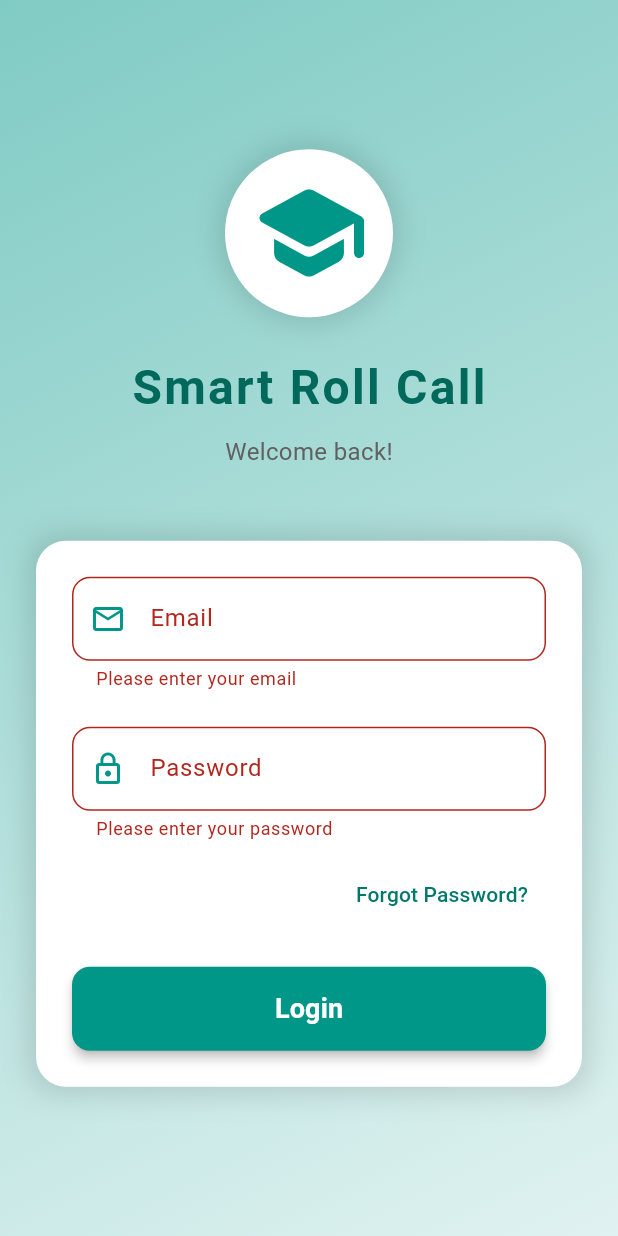
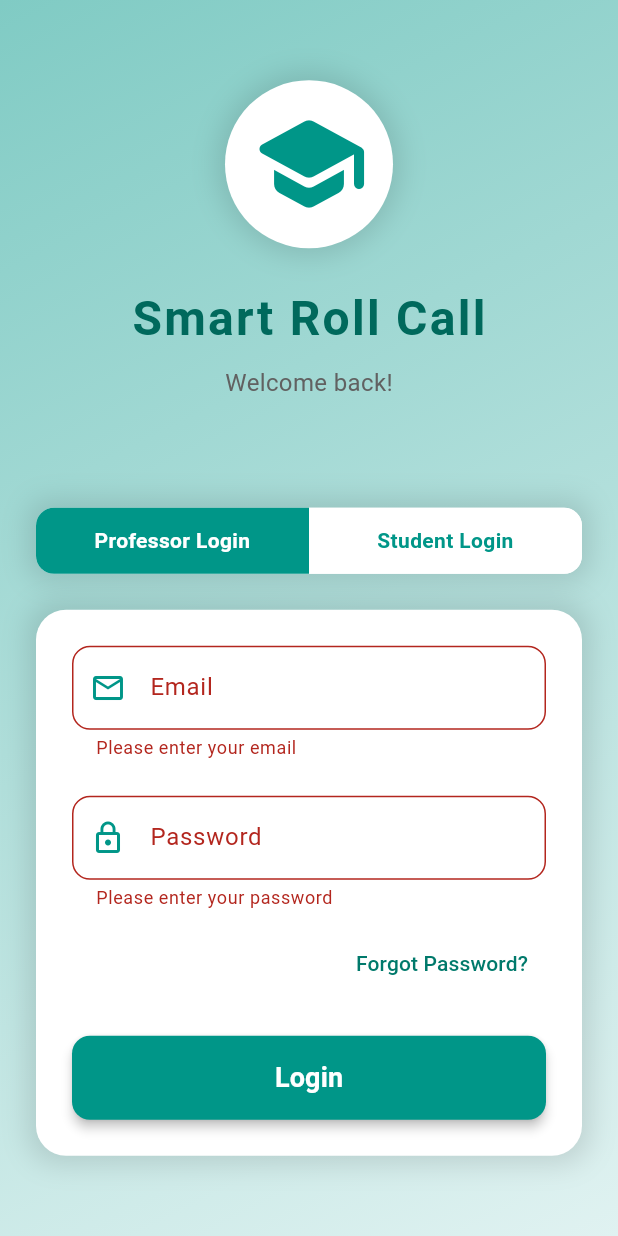
Before and after one commit to ShubhamDevPro/Smart_RollCall_Flutter, a Flutter app: the screen it shows after launch, after a tap on "Login", on a phone screen of 412 x 824 dp. Run offline on Flutter 3.47's test engine with Material 3 defaults, Android fonts, the light colour scheme and no system bars; our stand-ins replace cloud_firestore, firebase_auth, firebase_core, share_plus; missing offline and left inert: excel, universal_html; accounts and stored records are empty.

Commit message:
Student Homescreen

```diff
--- a/lib/auth/login_page.dart
+++ b/lib/auth/login_page.dart
@@ -1,16 +1,22 @@
 // ignore_for_file: prefer_const_constructors, prefer_const_literals_to_create_immutables
 
 import 'package:flutter/material.dart';
-
 import '../services/auth_service.dart';
 import 'auth_success_animation.dart';
+import '../screens/Student_HomeScreen.dart';
 
-class LoginPage extends StatelessWidget {
+class LoginPage extends StatefulWidget {
+  LoginPage({super.key});
+
+  @override
+  State<LoginPage> createState() => _LoginPageState();
+}
+
+class _LoginPageState extends State<LoginPage> {
   final _formKey = GlobalKey<FormState>();
   final TextEditingController _emailController = TextEditingController();
   final TextEditingController _passwordController = TextEditingController();
-
-  LoginPage({super.key});
+  bool isProfessorLogin = true; // Track selected role
 
   @override
   Widget build(BuildContext context) {
@@ -74,6 +80,78 @@ class LoginPage extends StatelessWidget {
                     ),
                     SizedBox(height: 48),
 
+                    // Role Selection Buttons
+                    Container(
+                      margin: EdgeInsets.symmetric(vertical: 24),
+                      decoration: BoxDecoration(
+                        color: Colors.white,
+                        borderRadius: BorderRadius.circular(12),
+                        boxShadow: [
+                          BoxShadow(
+                            color: Colors.black12,
+                            blurRadius: 15,
+                            spreadRadius: 5,
+                          ),
+                        ],
+                      ),
+                      child: Row(
+                        children: [
+                          Expanded(
+                            child: GestureDetector(
+                              onTap: () =>
+                                  setState(() => isProfessorLogin = true),
+                              child: Container(
+                                padding: EdgeInsets.symmetric(vertical: 12),
+                                decoration: BoxDecoration(
+                                  color: isProfessorLogin
+                                      ? Colors.teal
+                                      : Colors.white,
+                                  borderRadius: BorderRadius.horizontal(
+                                      left: Radius.circular(12)),
+                                ),
+                                child: Text(
+                                  'Professor Login',
+                                  textAlign: TextAlign.center,
+                                  style: TextStyle(
+                                    color: isProfessorLogin
+                                        ? Colors.white
+                                        : Colors.teal,
+                                    fontWeight: FontWeight.bold,
+                                  ),
+                                ),
+                              ),
+                            ),
+                          ),
+                          Expanded(
+                            child: GestureDetector(
+                              onTap: () =>
+                                  setState(() => isProfessorLogin = false),
+                              child: Container(
+                                padding: EdgeInsets.symmetric(vertical: 12),
+                                decoration: BoxDecoration(
+                                  color: !isProfessorLogin
+                                      ? Colors.teal
+                                      : Colors.white,
+                                  borderRadius: BorderRadius.horizontal(
+                                      right: Radius.circular(12)),
+                                ),
+                                child: Text(
+                                  'Student Login',
+                                  textAlign: TextAlign.center,
+                                  style: TextStyle(
+                                    color: !isProfessorLogin
+                                        ? Colors.white
+                                        : Colors.teal,
+                                    fontWeight: FontWeight.bold,
+                                  ),
+                                ),
+                              ),
+                            ),
+                          ),
+                        ],
+                      ),
+                    ),
+
                     // Login Form
                     Container(
                       padding: EdgeInsets.all(24),
@@ -98,23 +176,27 @@ class LoginPage extends StatelessWidget {
                               controller: _emailController,
                               decoration: InputDecoration(
                                 labelText: 'Email',
-                                prefixIcon: Icon(Icons.email_outlined, color: Colors.teal),
+                                prefixIcon: Icon(Icons.email_outlined,
+                                    color: Colors.teal),
                                 border: OutlineInputBorder(
                                   borderRadius: BorderRadius.circular(12),
                                 ),
                                 enabledBorder: OutlineInputBorder(
                                   borderRadius: BorderRadius.circular(12),
-                                  borderSide: BorderSide(color: Colors.teal.shade200),
+                                  borderSide:
+                                      BorderSide(color: Colors.teal.shade200),
                                 ),
                                 focusedBorder: OutlineInputBorder(
                                   borderRadius: BorderRadius.circular(12),
-                                  borderSide: BorderSide(color: Colors.teal, width: 2),
+                                  borderSide:
+                                      BorderSide(color: Colors.teal, width: 2),
                                 ),
                               ),
                               validator: (value) {
                                 if (value == null || value.isEmpty) {
                                   return 'Please enter your email';
-                                } else if (!RegExp(r'^[^@]+@[^@]+\.[^@]+').hasMatch(value)) {
+                                } else if (!RegExp(r'^[^@]+@[^@]+\.[^@]+')
+                                    .hasMatch(value)) {
                                   return 'Please enter a valid email';
                                 }
                                 return null;
@@ -128,17 +210,20 @@ class LoginPage extends StatelessWidget {
                               obscureText: true,
                               decoration: InputDecoration(
                                 labelText: 'Password',
-                                prefixIcon: Icon(Icons.lock_outline, color: Colors.teal),
+                                prefixIcon: Icon(Icons.lock_outline,
+                                    color: Colors.teal),
                                 border: OutlineInputBorder(
                                   borderRadius: BorderRadius.circular(12),
                                 ),
                                 enabledBorder: OutlineInputBorder(
                                   borderRadius: BorderRadius.circular(12),
-                                  borderSide: BorderSide(color: Colors.teal.shade200),
+                                  borderSide:
+                                      BorderSide(color: Colors.teal.shade200),
                                 ),
                                 focusedBorder: OutlineInputBorder(
                                   borderRadius: BorderRadius.circular(12),
-                                  borderSide: BorderSide(color: Colors.teal, width: 2),
+                                  borderSide:
+                                      BorderSide(color: Colors.teal, width: 2),
                                 ),
                               ),
                               validator: (value) {
@@ -172,15 +257,27 @@ class LoginPage extends StatelessWidget {
                               child: ElevatedButton(
                                 onPressed: () async {
                                   if (_formKey.currentState!.validate()) {
-                                    final _authService = AuthService();
-                                    bool success = await _authService.signInWithEmailPassword(
-                                      _emailController.text,
-                                      _passwordController.text,
-                                    );
-                                    if (success) {
+                                    if (isProfessorLogin) {
+                                      final _authService = AuthService();
+                                      bool success = await _authService
+                                          .signInWithEmailPassword(
+                                        _emailController.text,
+                                        _passwordController.text,
+                                      );
+                                      if (success) {
+                                        Navigator.pushReplacement(
+                                          context,
+                                          MaterialPageRoute(
+                                              builder: (context) =>
+                                                  AuthSuccessAnimation()),
+                                        );
+                                      }
+                                    } else {
+                                      // For student login, navigate to Student HomeScreen
                                       Navigator.pushReplacement(
                                         context,
-                                        MaterialPageRoute(builder: (context) => AuthSuccessAnimation()),
+                                        MaterialPageRoute(
+                                            builder: (context) => MyHomePage()),
                                       );
                                     }
                                   }
```
Also changed, not shown: lib/screens/Student_HomeScreen.dart (added, +148 -0 lines).
